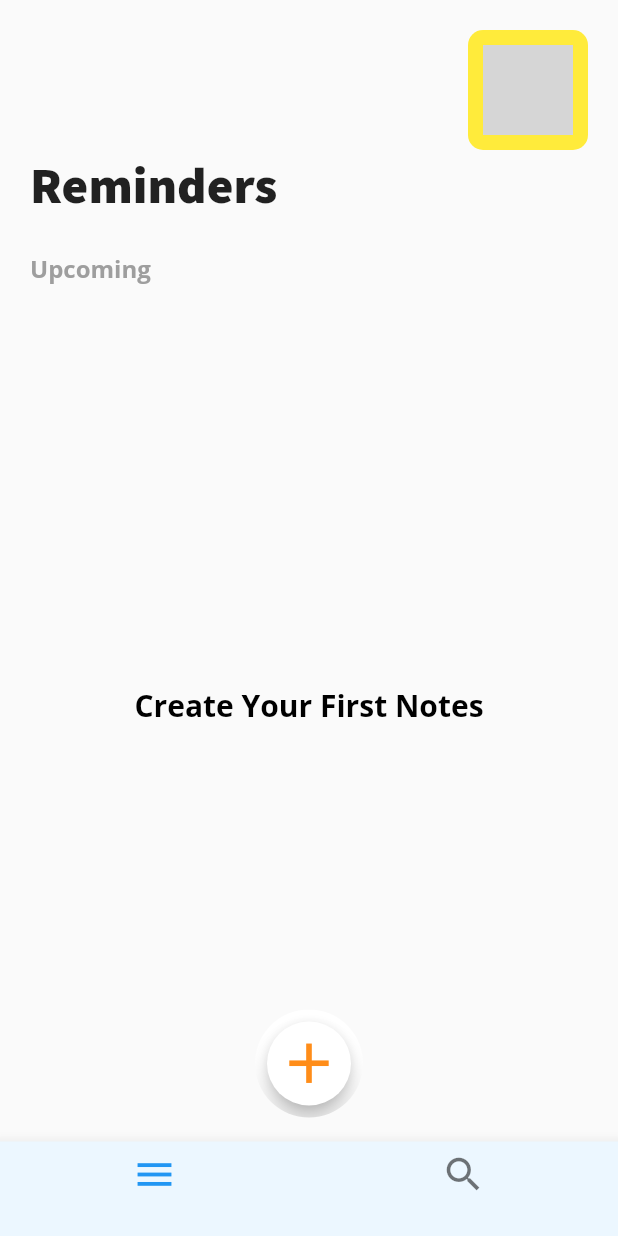
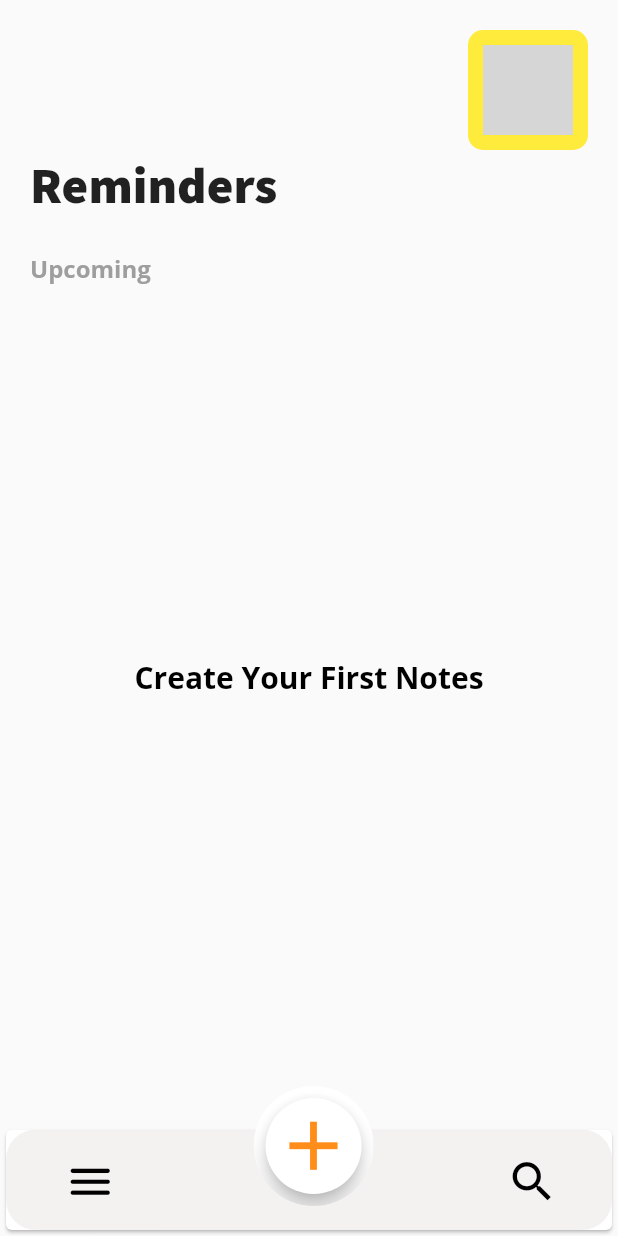
Before and after one commit to aman246149/notesapp, a Flutter app: the screen it shows once a user with an empty profile is signed in, on a phone screen of 412 x 824 dp. Run offline on Flutter 3.47's test engine with Material 2 defaults, Android fonts, the phone set to English and light mode, and no system bars; our stand-ins replace cloud_firestore, firebase_auth, firebase_core, google_fonts; accounts and stored records are empty; network calls fail; grey boxes are pictures that could not be loaded.

Commit message:
ui improvement

```diff
--- a/lib/Screens/InitialScreen.dart
+++ b/lib/Screens/InitialScreen.dart
@@ -26,7 +26,7 @@ class HomePage extends StatefulWidget {
 }
 
 class _HomePageState extends State<HomePage> {
-  int selectedPage = 0;
+  int pageIndex = 0;
   bool isAnyPinnNotes = false;
 
   @override
@@ -34,38 +34,138 @@ class _HomePageState extends State<HomePage> {
     super.initState();
   }
 
-  List<Widget> pages = [MainHomeScreen(), SearchScreen()];
+  List<Widget> pages = [MainHomeScreen(), MainHomeScreen(), SearchScreen()];
   @override
   Widget build(BuildContext context) {
     print("build");
     final pinNotesList = Provider.of<PinnedNoteProvider>(context).docIdsList;
     print(pinNotesList);
     return Scaffold(
-      bottomNavigationBar: BottomNavigationBar(
-          enableFeedback: true,
-          iconSize: 20,
-          backgroundColor: Color(0XFFecf7ff),
-          currentIndex: selectedPage,
-          onTap: (value) {
+      bottomNavigationBar: buildMyNavBar(context),
+      // floatingActionButton: ClipRRect(
+      //   borderRadius: BorderRadius.circular(80),
+      //   child: Container(
+      //     color: Colors.white,
+      //     padding: EdgeInsets.all(8),
+      //     child: FloatingActionButton(
+      //       backgroundColor: Colors.white,
+      //       child: const Icon(
+      //         Icons.add,
+      //         color: Color(0xffff8d19),
+      //         size: 45,
+      //       ),
+      //       onPressed: () {
+      //         Navigator.push(context,
+      //             MaterialPageRoute(builder: (context) => AddNoteScreen()));
+      //       },
+      //     ),
+      //   ),
+      // ),
+      floatingActionButtonLocation: FloatingActionButtonLocation.centerFloat,
+      body: pages[pageIndex],
+    );
+  }
+
+  Stack buildMyNavBar(BuildContext context) {
+    return Stack(
+      children: [
+        Positioned.fill(
+          top: 25,
+          bottom: 0,
+          child: Card(
+            elevation: 1,
+            child: Container(
+              decoration: BoxDecoration(
+                color: Color(0xfff4f2f1),
+                // gradient: LinearGradient(
+                //     colors: [Color(0Xfffbefe4), Color(0Xfffbefe4)],
+                //     begin: Alignment.topLeft,
+                //     end: Alignment.bottomRight),
+                borderRadius: const BorderRadius.all(
+                  Radius.circular(20),
+                ),
+              ),
+              child: Row(
+                mainAxisAlignment: MainAxisAlignment.spaceAround,
+                children: [
+                  IconButton(
+                    enableFeedback: false,
+                    onPressed: () {
                       setState(() {
-              selectedPage = value;
+                        pageIndex = 0;
                       });
                     },
-          items: const [
-            BottomNavigationBarItem(
-                icon: Icon(
-                  Icons.menu,
-                  size: 30,
+                    icon: pageIndex == 0
+                        ? const Icon(
+                            Icons.menu_rounded,
+                            color: Colors.black,
+                            size: 35,
+                          )
+                        : const Icon(
+                            Icons.menu_outlined,
+                            color: Colors.black,
+                            size: 35,
                           ),
-                label: ""),
-            BottomNavigationBarItem(
-                icon: Icon(
-                  Icons.search,
-                  size: 30,
                   ),
-                label: "")
-          ]),
-      floatingActionButton: ClipRRect(
+                  Padding(
+                    padding: const EdgeInsets.only(left: 38.0, right: 38),
+                    child: Stack(
+                      children: [
+                        IconButton(
+                          enableFeedback: false,
+                          onPressed: () {
+                            setState(() {
+                              pageIndex = 1;
+                            });
+                          },
+                          icon: pageIndex == 1 ? Container() : Container(),
+                        ),
+                      ],
+                    ),
+                  ),
+                  IconButton(
+                    enableFeedback: false,
+                    onPressed: () {
+                      setState(() {
+                        pageIndex = 2;
+                      });
+                    },
+                    icon: pageIndex == 2
+                        ? const Icon(
+                            Icons.search_rounded,
+                            color: Colors.black,
+                            size: 35,
+                          )
+                        : const Icon(
+                            Icons.search_outlined,
+                            color: Colors.black,
+                            size: 35,
+                          ),
+                  ),
+                ],
+              ),
+            ),
+          ),
+        ),
+        Padding(
+          padding:
+              EdgeInsets.only(left: MediaQuery.of(context).size.width / 2.59),
+          child: Container(
+            height: 100,
+            width: 100,
+            color: Colors.transparent,
+            child: Column(
+              children: [
+                Container(
+                  height: 80,
+                  width: 80,
+                  decoration: BoxDecoration(
+                    color: Colors.transparent,
+                    borderRadius: BorderRadius.all(
+                      Radius.circular(100),
+                    ),
+                  ),
+                  child: ClipRRect(
                     borderRadius: BorderRadius.circular(80),
                     child: Container(
                       color: Colors.white,
@@ -75,17 +175,23 @@ class _HomePageState extends State<HomePage> {
                         child: const Icon(
                           Icons.add,
                           color: Color(0xffff8d19),
-              size: 45,
+                          size: 55,
                         ),
                         onPressed: () {
-              Navigator.push(context,
-                  MaterialPageRoute(builder: (context) => AddNoteScreen()));
+                          Navigator.push(
+                              context,
+                              MaterialPageRoute(
+                                  builder: (context) => AddNoteScreen()));
                         },
                       ),
                     ),
                   ),
-      floatingActionButtonLocation: FloatingActionButtonLocation.centerFloat,
-      body: pages[selectedPage],
+                ),
+              ],
+            ),
+          ),
+        ),
+      ],
     );
   }
 }
```
Lines whose indentation alone changed are shown as unchanged.
